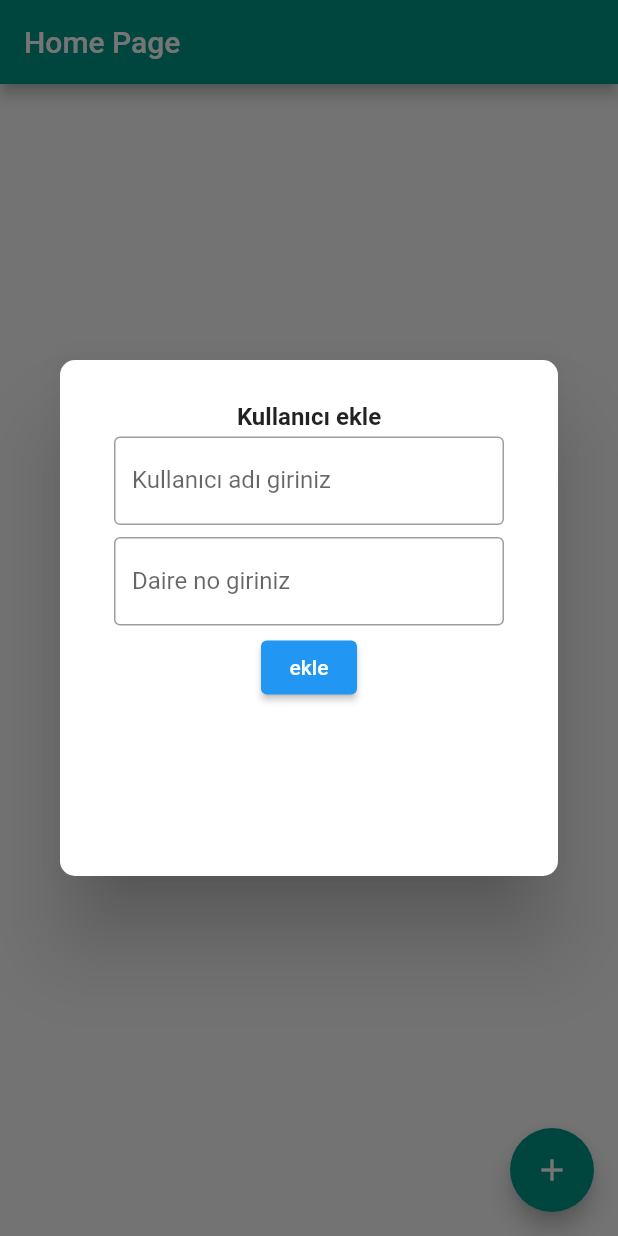
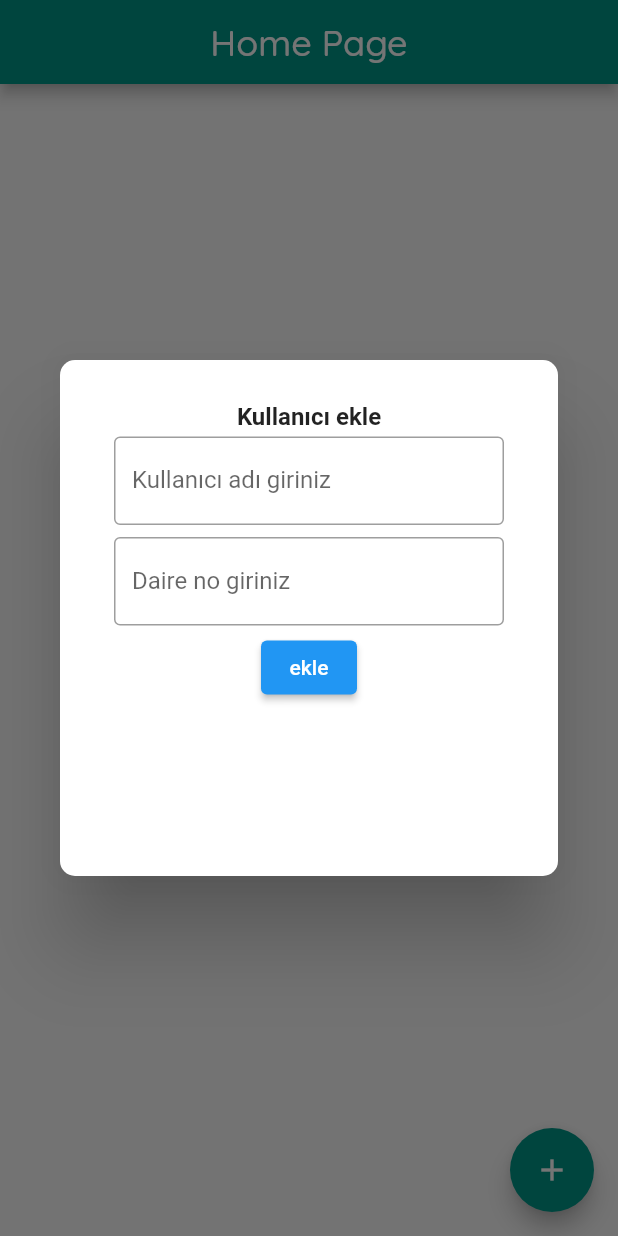
Before and after one commit to mortalh4/Doorman, a Flutter app: the screen it shows after launch, after a tap on the "add" icon, on a phone screen of 412 x 824 dp. Run offline on Flutter 3.47's test engine with Material 2 defaults, Android fonts, the phone set to English and light mode, and no system bars; our stand-ins replace animated_text_kit, google_fonts, shared_preferences, smooth_page_indicator, sqflite; accounts and stored records are empty.

Commit message:
constants created, adjustments made to the design

```diff
--- /dev/null
+++ b/lib/Constants.dart
@@ -0,0 +1,23 @@
+import 'package:flutter/cupertino.dart';
+import 'package:flutter/material.dart';
+import 'package:google_fonts/google_fonts.dart';
+
+class Constants{
+   static final firstElementPadding = EdgeInsets.fromLTRB(8, 12, 8, 8);
+   static final cardPadding = EdgeInsets.all(8);
+   static final formPadding = EdgeInsets.symmetric(horizontal: 8);
+   static final rightArrow = Icon(Icons.arrow_forward_ios_rounded,color: Constants.appColor,size: 32);
+   static final outlineBorderforFORM = OutlineInputBorder(borderRadius: BorderRadius.all(Radius.circular(16.0)));
+   static final appColor = Colors.teal;
+   static final fillColor = Constants.appColor.shade100;
+   static final TextStyle pageHeader = GoogleFonts.quicksand(
+      fontSize: 24,
+      fontWeight: FontWeight.w500,
+      color: Colors.white
+   );static final TextStyle addedExpensesStyle = GoogleFonts.quicksand(
+      fontWeight: FontWeight.bold,
+      fontSize: 28,
+   );
+
+
+}
--- a/lib/HomePage/db_helper_for_user.dart
+++ b/lib/HomePage/db_helper_for_user.dart
@@ -19,7 +19,12 @@ class databaseHelperForUser {
       path,
       version: 1,
       onCreate: _onCreate,
+      onConfigure: _onConfigure,
     );
+  }
+  _onConfigure(Database db) async {
+    // Add support for cascade delete
+    await db.execute("PRAGMA foreign_keys = ON");
   }
 
   Future _onCreate(Database db, int version) async {
--- a/lib/HomePage/home_page.dart
+++ b/lib/HomePage/home_page.dart
@@ -1,3 +1,4 @@
+import 'package:doorman_app/Constants.dart';
 import 'package:doorman_app/HomePage/db_helper_for_user.dart';
 import 'package:doorman_app/HomePage/userModel.dart';
 import 'package:doorman_app/HomePage/add_user_dialog.dart';
@@ -39,16 +40,16 @@ class _homePageState extends State<homePage> {
 
     return MaterialApp(
       debugShowCheckedModeBanner: false,
-      theme: ThemeData(primaryColor: Colors.teal),
+      theme: ThemeData(primaryColor: Constants.appColor),
       home: Scaffold(
         floatingActionButton: FloatingActionButton(
             onPressed: showUserDialog,
             child: Icon(Icons.add),
-            backgroundColor: Colors.teal),
+            backgroundColor: Constants.appColor),
         appBar: AppBar(
 
-          backgroundColor: Colors.teal,
-          title: Text('Home Page'),
+          backgroundColor: Constants.appColor,
+          title: Center(child: Text('Home Page',style: Constants.pageHeader,)),
         ),
         body: Container(
           height: MediaQuery.of(context).size.height * 0.75,
@@ -82,6 +83,13 @@ class _homePageState extends State<homePage> {
   Center buildCenter(userModel e) {
     return Center(
                   child: ListTile(
+                    trailing: IconButton(onPressed: (){},
+                    icon: Icon(Icons.edit),color: Constants.appColor,),
+                    leading: CircleAvatar(
+                      backgroundColor: Constants.appColor,
+                      child: Icon(Icons.person),
+                    ),
+
                     onTap: (){
                       Navigator.of(context).push(MaterialPageRoute(builder: (context)=> allExpensesScreen(user: e)));
                     },
--- a/pubspec.yaml
+++ b/pubspec.yaml
@@ -40,6 +40,7 @@ dependencies:
   animated_text_kit: ^4.2.2
   sqflite: ^2.0.3
   path_provider: ^2.0.11
+  google_fonts: ^3.0.1
 
 dev_dependencies:
   flutter_test:
```
Also changed, not shown: lib/allExpenses/all_expenses_screen.dart (+26 -16 lines), lib/allExpenses/db_helper_for_expenses.dart (+17 -3 lines), lib/allExpenses/show_added_expenses.dart (+3 -5 lines), pubspec.lock.
